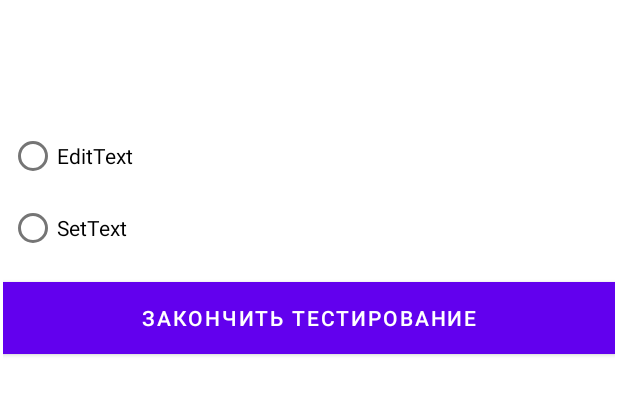
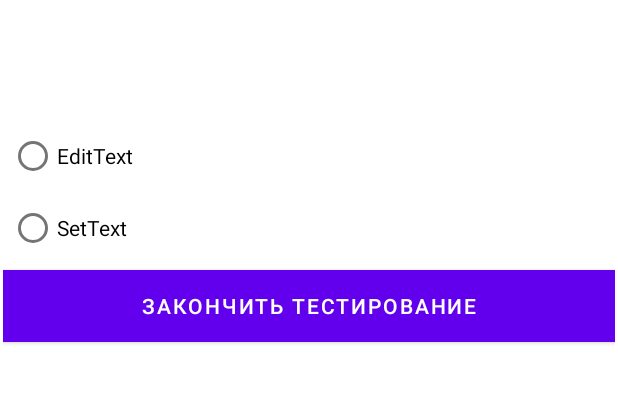
Before and after one commit to Pticemomot/Test, an Android app: the layout activity_question.xml on its own in the app's theme, with its tools: preview values and no code run, on a phone screen of 412 x 824 dp. Shown: the top 395 px of the screen. Run offline under Robolectric (Android 15) with nearby library versions, the phone set to English and light mode, and no system bars.

Commit message:
added project

```diff
--- a/app/src/main/java/com/example/testitsamsung/MainActivity.java
+++ b/app/src/main/java/com/example/testitsamsung/MainActivity.java
@@ -16,7 +16,7 @@ public class MainActivity extends AppCompatActivity {
     private TextView QuestionText1;
     private RadioButton secondAnsw;
     private RadioButton thirdAnsw;
-    private int score = 0;
+    int score = 0;
 
     @Override
     protected void onCreate(Bundle savedInstanceState) {
@@ -37,7 +37,7 @@ public class MainActivity extends AppCompatActivity {
                 QuestionText1.setTextColor(Color.GREEN);
                 score += 1;
             }
-            Intent intent = new Intent(MainActivity.this, Question.class);
+            Intent intent = new Intent(this, Question.class);
             intent.putExtra("score", score);
             startActivity(intent);
         });
--- a/app/src/main/java/com/example/testitsamsung/Question.java
+++ b/app/src/main/java/com/example/testitsamsung/Question.java
@@ -13,6 +13,7 @@ public class Question extends AppCompatActivity {
     private TextView QuestionText1;
     private RadioButton secondAnsw;
     private RadioButton thirdAnsw;
+    int score;
 
     @Override
     protected void onCreate(Bundle savedInstanceState) {
@@ -23,14 +24,16 @@ public class Question extends AppCompatActivity {
         QuestionText1 = findViewById(R.id.text2);
         secondAnsw = findViewById(R.id.radioButton3);
         thirdAnsw = findViewById(R.id.radioButton4);
+        score = getIntent().getIntExtra("score", 0);
     }
-    public void onMyButtonClick(View view)
+    public void ButtonStart(View view)
     {
         if (secondAnsw.isChecked()) {
             QuestionText1.setTextColor(Color.RED);
         }
         if (thirdAnsw.isChecked()) {
             QuestionText1.setTextColor(Color.GREEN);
+            score += 1;
         }
         Intent intent = new Intent(Question.this, FinalActivity.class);
         intent.putExtra("score", score);
--- a/app/src/main/res/layout/activity_question.xml
+++ b/app/src/main/res/layout/activity_question.xml
@@ -24,7 +24,8 @@
 
         <RadioGroup
             android:layout_width="match_parent"
-            android:layout_height="match_parent">
+            android:layout_height="match_parent"
+            tools:ignore="UselessParent">
 
             <RadioButton
                 android:id="@+id/radioButton3"
@@ -41,24 +42,12 @@
 
     </LinearLayout>
 
-    <LinearLayout
-        android:layout_width="match_parent"
-        android:layout_height="wrap_content"
-        android:orientation="horizontal"
-        android:padding="4dp">
-
-        <RadioGroup
-            android:layout_width="wrap_content"
-            android:layout_height="wrap_content"/>
-
-    </LinearLayout>
-
     <Button
         android:id="@+id/button2"
         android:layout_width="match_parent"
         android:layout_height="wrap_content"
         android:background="@color/orange"
         android:text="@string/Buttn"
-        android:onClick="onMyButtonClick"/>
+        android:onClick="ButtonStart"/>
 
 </LinearLayout>
```
